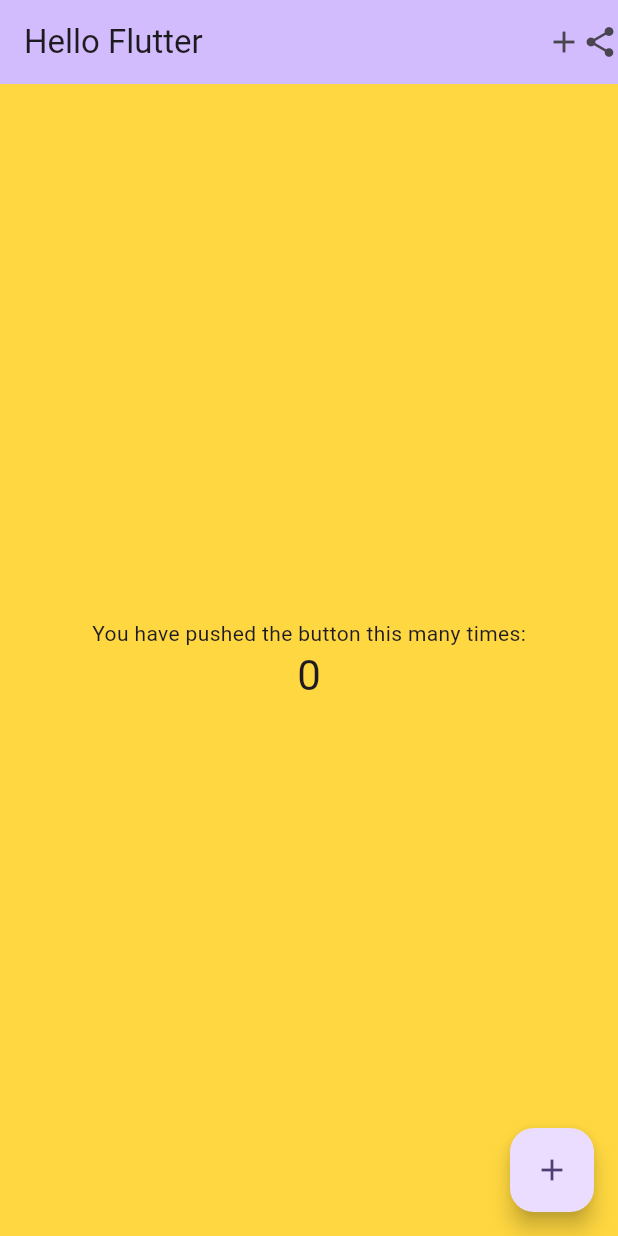
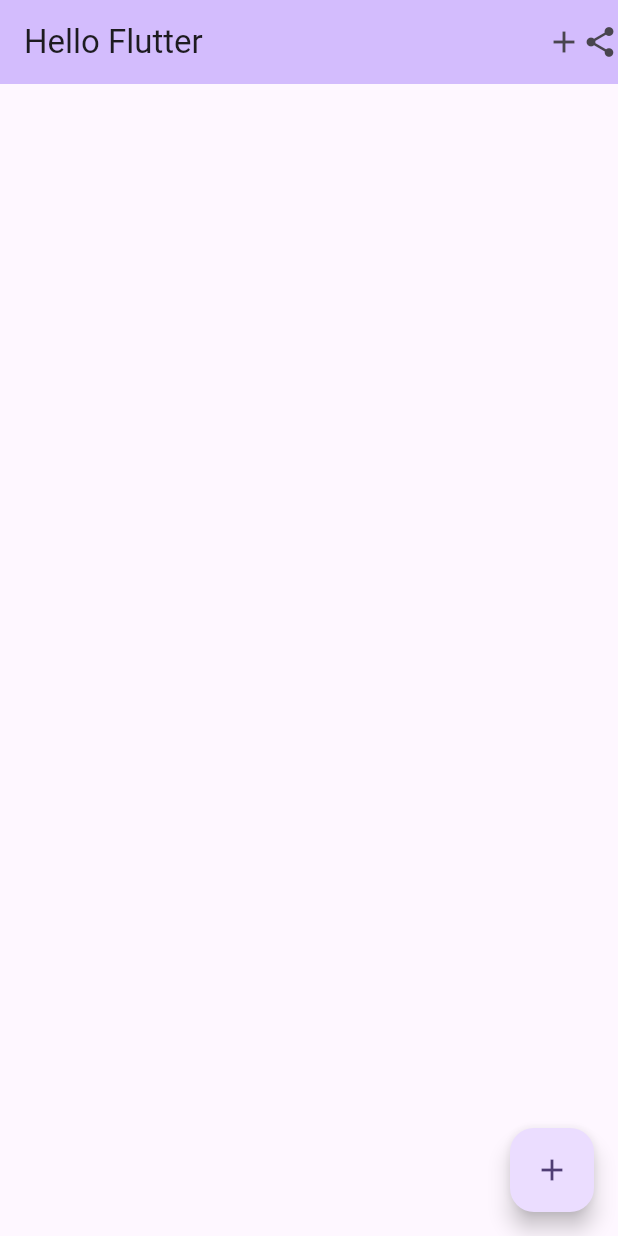
Before and after one commit to powerninja/application_dev_learning, a Flutter app: the screen it shows after launch, on a phone screen of 412 x 824 dp. Run offline on Flutter 3.47's test engine with Material 3 defaults, Android fonts, the phone set to English and light mode, and no system bars.

Commit message:
不要な表示削除

```diff
--- a/lib/main.dart
+++ b/lib/main.dart
@@ -48,26 +48,7 @@
         title: Text("Hello Flutter"),
         actions: [Icon(Icons.add), Icon(Icons.share)],
       ),
-      body: Center(
-          child: Container(
-              color: Colors.amberAccent,
-              height: double.infinity,
-              width: 600,
-              child: Padding(
-                padding: const EdgeInsets.all(32),
-                child: Column(
-                  mainAxisAlignment: MainAxisAlignment.center,
-                  children: <Widget>[
-                    const Text(
-                      'You have pushed the button this many times:',
-                    ),
-                    Text(
-                      '$_counter',
-                      style: Theme.of(context).textTheme.headlineMedium,
-                    ),
-                  ],
-                ),
-              ))),
+      body: Center(child: Container()),
       floatingActionButton: FloatingActionButton(
         onPressed: _incrementCounter,
         tooltip: 'Increment',
```
